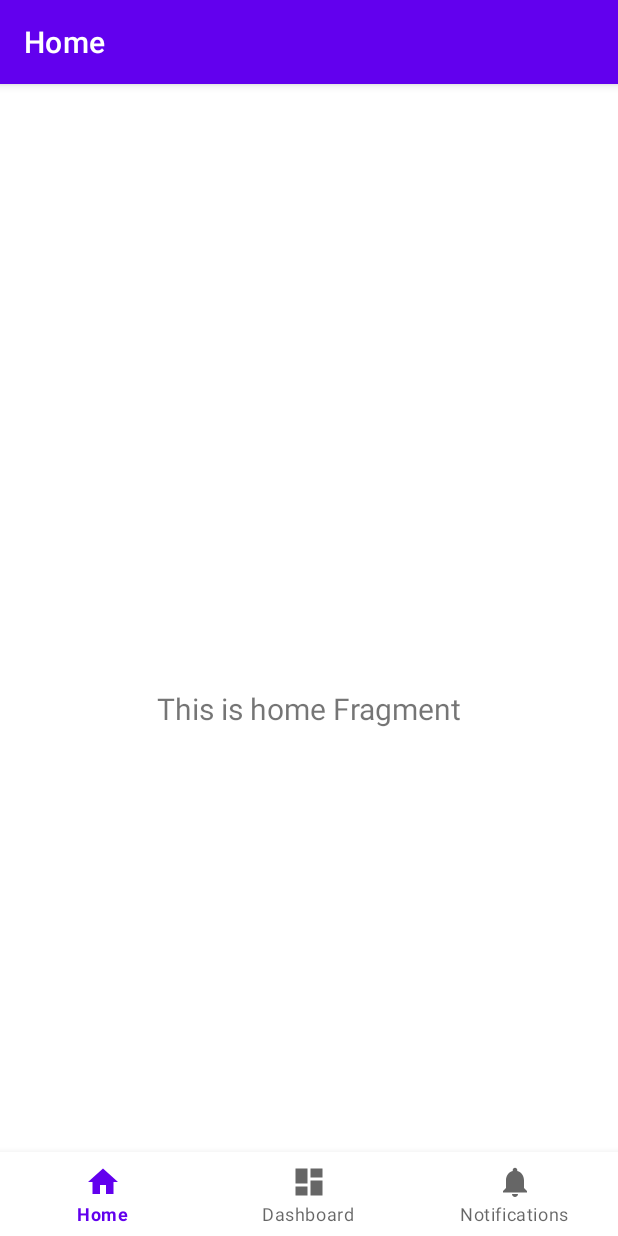
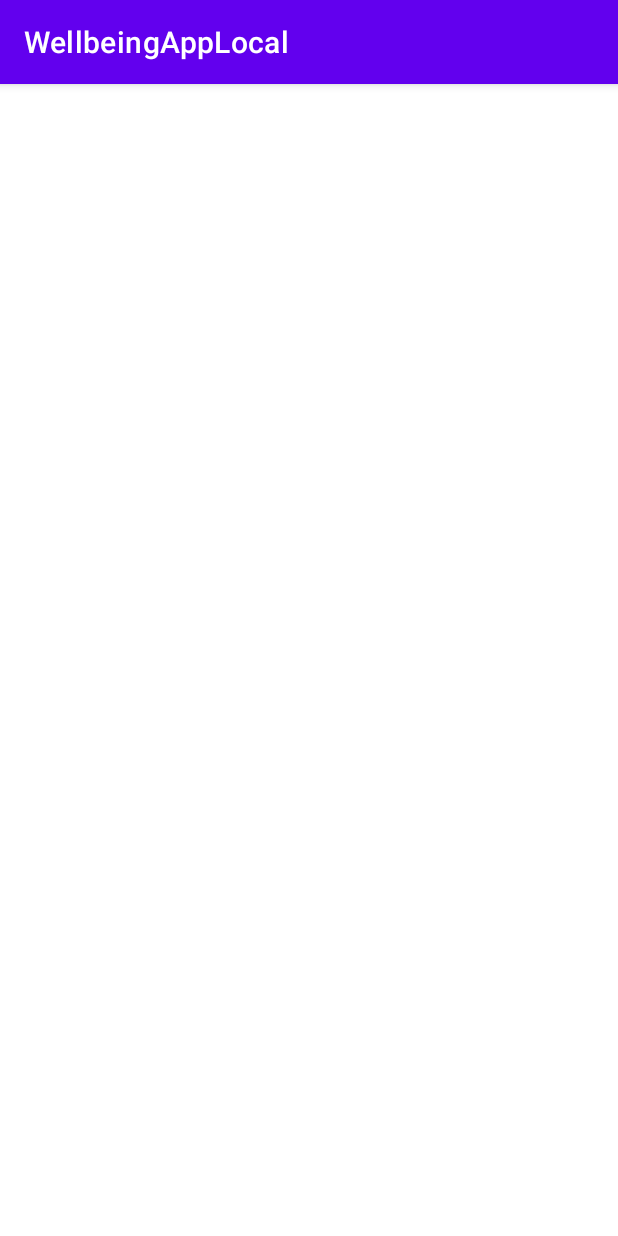
Before and after one commit to stan25s/WellbeingAppLocal, an Android app: the screen it shows after launch (MainActivity before the commit, OnBoarding after it), on a phone screen of 412 x 824 dp. Run offline under Robolectric (Android 15) with nearby library versions, the phone set to English and light mode, and no system bars.

Commit message:
Onboarding Start

```diff
--- a/app/build.gradle
+++ b/app/build.gradle
@@ -36,6 +36,8 @@ android {
 
 dependencies {
 
+    implementation 'io.kommunicate.sdk:kommunicateui:2.3.7'
+    implementation 'androidx.viewpager2:viewpager2:1.0.0'
     implementation 'androidx.core:core-ktx:1.7.0'
     implementation 'androidx.appcompat:appcompat:1.4.1'
     implementation 'com.google.android.material:material:1.5.0'
--- a/app/src/main/java/com/example/wellbeingapplocal/MainActivity.kt
+++ b/app/src/main/java/com/example/wellbeingapplocal/MainActivity.kt
@@ -8,6 +8,11 @@ import androidx.navigation.ui.AppBarConfiguration
 import androidx.navigation.ui.setupActionBarWithNavController
 import androidx.navigation.ui.setupWithNavController
 import com.example.wellbeingapplocal.databinding.ActivityMainBinding
+//import kotlinx.android.synthetic.main.activity_main.*
+
+//https://www.raywenderlich.com/8192680-viewpager2-in-android-getting-started
+//Link to ViewPagerTutorial
+
 
 class MainActivity : AppCompatActivity() {
 
@@ -26,7 +31,7 @@ class MainActivity : AppCompatActivity() {
         // menu should be considered as top level destinations.
         val appBarConfiguration = AppBarConfiguration(
             setOf(
-                R.id.navigation_home, R.id.navigation_dashboard, R.id.navigation_notifications
+                R.id.navigation_dashboard, R.id.navigation_home, R.id.navigation_notifications
             )
         )
         setupActionBarWithNavController(navController, appBarConfiguration)
--- /dev/null
+++ b/app/src/main/java/com/example/wellbeingapplocal/OnBoarding.kt
@@ -0,0 +1,11 @@
+package com.example.wellbeingapplocal
+
+import androidx.appcompat.app.AppCompatActivity
+import android.os.Bundle
+
+class OnBoarding : AppCompatActivity() {
+    override fun onCreate(savedInstanceState: Bundle?) {
+        super.onCreate(savedInstanceState)
+        setContentView(R.layout.activity_onboarding)
+    }
+}
--- a/app/src/main/java/com/example/wellbeingapplocal/ui/home/HomeFragment.kt
+++ b/app/src/main/java/com/example/wellbeingapplocal/ui/home/HomeFragment.kt
@@ -8,6 +8,7 @@ import android.widget.TextView
 import androidx.fragment.app.Fragment
 import androidx.lifecycle.ViewModelProvider
 import com.example.wellbeingapplocal.databinding.FragmentHomeBinding
+import io.kommunicate.Kommunicate
 
 class HomeFragment : Fragment() {
 
@@ -35,6 +36,11 @@ class HomeFragment : Fragment() {
         return root
     }
 
+    override fun onCreate(savedInstanceState: Bundle?) {
+        super.onCreate(savedInstanceState)
+        Kommunicate.init(context, "38eac480f499b449606408459aa35b6d0")
+    }
+
     override fun onDestroyView() {
         super.onDestroyView()
         _binding = null
--- /dev/null
+++ b/app/src/main/res/layout/activity_onboarding.xml
@@ -0,0 +1,14 @@
+<?xml version="1.0" encoding="utf-8"?>
+<androidx.constraintlayout.widget.ConstraintLayout xmlns:android="http://schemas.android.com/apk/res/android"
+    xmlns:app="http://schemas.android.com/apk/res-auto"
+    xmlns:tools="http://schemas.android.com/tools"
+    android:layout_width="match_parent"
+    android:layout_height="match_parent"
+    tools:context=".OnBoarding">
+
+
+    <androidx.viewpager2.widget.ViewPager2
+        android:id="@+id/onBoardingViewPager"
+        android:layout_width="match_parent"
+        android:layout_height="match_parent" />
+</androidx.constraintlayout.widget.ConstraintLayout>
--- a/app/src/main/res/menu/bottom_nav_menu.xml
+++ b/app/src/main/res/menu/bottom_nav_menu.xml
@@ -1,5 +1,10 @@
 <?xml version="1.0" encoding="utf-8"?>
 <menu xmlns:android="http://schemas.android.com/apk/res/android">
+
+    <item
+        android:id="@+id/navigation_dashboard"
+        android:icon="@drawable/ic_dashboard_black_24dp"
+        android:title="@string/title_dashboard" />
 
     <item
         android:id="@+id/navigation_home"
@@ -7,13 +12,8 @@
         android:title="@string/title_home" />
 
     <item
-        android:id="@+id/navigation_dashboard"
-        android:icon="@drawable/ic_dashboard_black_24dp"
-        android:title="@string/title_dashboard" />
-
-    <item
         android:id="@+id/navigation_notifications"
         android:icon="@drawable/ic_notifications_black_24dp"
-        android:title="@string/title_notifications" />
+        android:title="@string/title_profile" />
 
 </menu>
--- a/app/src/main/res/navigation/mobile_navigation.xml
+++ b/app/src/main/res/navigation/mobile_navigation.xml
@@ -20,6 +20,6 @@
     <fragment
         android:id="@+id/navigation_notifications"
         android:name="com.example.wellbeingapplocal.ui.notifications.NotificationsFragment"
-        android:label="@string/title_notifications"
+        android:label="@string/title_profile"
         tools:layout="@layout/fragment_notifications" />
 </navigation>
--- a/app/src/main/res/values/strings.xml
+++ b/app/src/main/res/values/strings.xml
@@ -2,5 +2,5 @@
     <string name="app_name">WellbeingAppLocal</string>
     <string name="title_home">Home</string>
     <string name="title_dashboard">Dashboard</string>
-    <string name="title_notifications">Notifications</string>
+    <string name="title_profile">Profile</string>
 </resources>
--- a/settings.gradle
+++ b/settings.gradle
@@ -10,6 +10,10 @@ dependencyResolutionManagement {
     repositories {
         google()
         mavenCentral()
+        //jcenter()
+        maven {
+            url 'https://kommunicate.jfrog.io/artifactory/kommunicate-android-sdk'
+        }
     }
 }
 rootProject.name = "WellbeingAppLocal"
```
Also changed, not shown: app/src/main/AndroidManifest.xml (+7 -3 lines), app/src/main/java/com/example/wellbeingapplocal/OnBoardingAdapter.kt (added, +19 -0 lines), build.gradle (+16 -0 lines), gradle.properties (+10 -15 lines).
